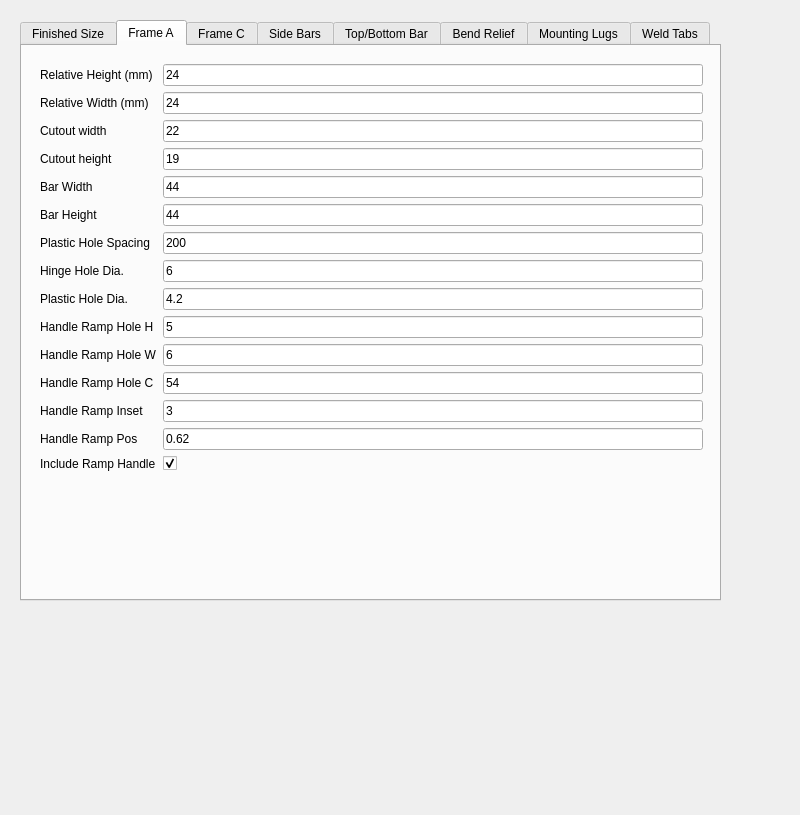
The window that src/SteeliteSlimUniversal.ui (kyloe/HalfaxIronWorks) describes before a commit, drawn with Qt 5.
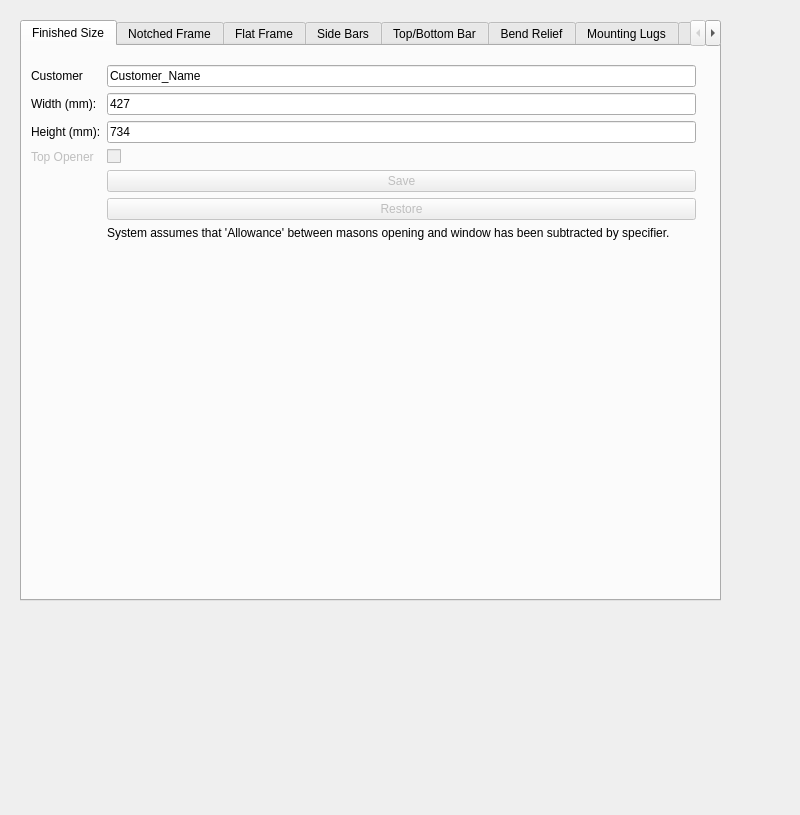
The same window after the commit. The open tabs and pages were chosen to show the change.

Commit message: Steelite notched frame OK

What changed in the file:
```diff
--- a/src/SteeliteSlimUniversal.ui
+++ b/src/SteeliteSlimUniversal.ui
@@ -51,7 +51,7 @@
       <item row="2" column="1">
        <widget class="QLineEdit" name="FinishedWidth">
         <property name="text">
-         <string>200</string>
+         <string>427</string>
         </property>
        </widget>
       </item>
@@ -65,7 +65,7 @@
       <item row="3" column="1">
        <widget class="QLineEdit" name="FinishedHeight">
         <property name="text">
-         <string>300</string>
+         <string>734</string>
         </property>
        </widget>
       </item>
@@ -112,6 +112,9 @@
       </item>
       <item row="4" column="1">
        <widget class="QCheckBox" name="TopOpener">
+        <property name="enabled">
+         <bool>false</bool>
+        </property>
         <property name="text">
          <string/>
         </property>
@@ -119,6 +122,9 @@
       </item>
       <item row="4" column="0">
        <widget class="QLabel" name="label_46">
+        <property name="enabled">
+         <bool>false</bool>
+        </property>
         <property name="text">
          <string>Top Opener</string>
         </property>
@@ -136,7 +142,7 @@
    </widget>
    <widget class="QWidget" name="tab">
     <attribute name="title">
-     <string>Frame A</string>
+     <string>Notched Frame</string>
     </attribute>
     <widget class="QWidget" name="formLayoutWidget_8">
      <property name="geometry">
@@ -217,7 +223,7 @@
       <item row="4" column="1">
        <widget class="QLineEdit" name="FrameABarWidth">
         <property name="text">
-         <string>44</string>
+         <string>49</string>
         </property>
        </widget>
       </item>
@@ -231,7 +237,7 @@
       <item row="5" column="1">
        <widget class="QLineEdit" name="FrameABarHeight">
         <property name="text">
-         <string>44</string>
+         <string>49</string>
         </property>
        </widget>
       </item>
@@ -245,7 +251,7 @@
       <item row="6" column="1">
        <widget class="QLineEdit" name="FrameAPlasticHoleSpacing">
         <property name="text">
-         <string>200</string>
+         <string>250</string>
         </property>
        </widget>
       </item>
@@ -329,7 +335,7 @@
       <item row="14" column="1">
        <widget class="QLineEdit" name="HandleRampHoleInset">
         <property name="text">
-         <string>3</string>
+         <string>5</string>
         </property>
        </widget>
       </item>
@@ -369,7 +375,7 @@
    </widget>
    <widget class="QWidget" name="tab_3">
     <attribute name="title">
-     <string>Frame C</string>
+     <string>Flat Frame</string>
     </attribute>
     <widget class="QWidget" name="formLayoutWidget">
      <property name="geometry">
```
Left out of the diff: 4 changed lines with no effect on the pictures. The commit also changes 1 other file.
